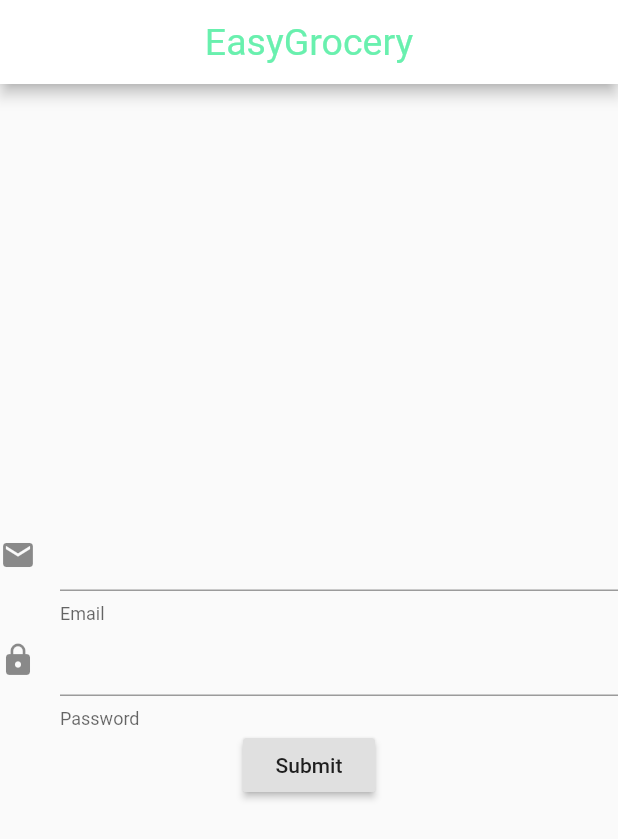
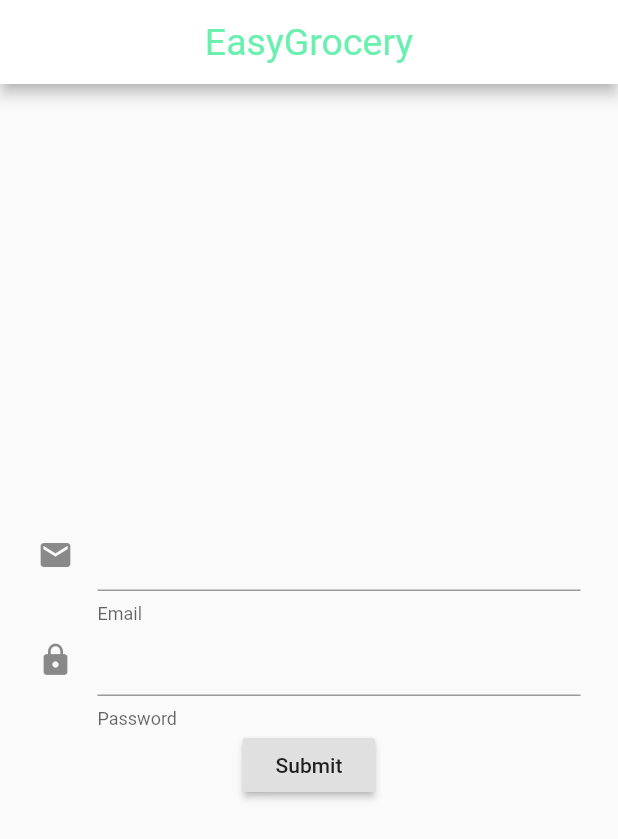
Before and after one commit to ChicoState/EasyGrocery, a Flutter app: the screen it shows after launch, on a phone screen of 412 x 824 dp. Shown: the top 839 px of the screen. Run offline on Flutter 3.47's test engine with Material 2 defaults, Android fonts, the phone set to English and light mode, and no system bars.

```diff
--- a/lib/login.dart
+++ b/lib/login.dart
@@ -16,6 +16,9 @@ class _MyLoginPageState extends State<MyLoginPage> {
     print("sup");
   }
 
+  //Store values into these variables upon entering them into field
+  String _email, _password;
+  final GlobalKey<FormState> _formKey = GlobalKey<FormState>();
 
   @override
   Widget build(BuildContext context) {
@@ -30,33 +33,55 @@ class _MyLoginPageState extends State<MyLoginPage> {
           title: TextStyle(color: Colors.greenAccent, fontSize: 25.0, fontFamily: 'roboto')
         ),
       ),
-      body: Center(
-        // Center is a layout widget. It takes a single child and positions it
-        // in the middle of the parent.
+      //Added a form which will have a key to save input
+      body: Form(
+        key: _formKey, //Formkey to save input
+        //Formats input fields in a container with a padding to clean it up
+        child: new Container(
+           padding: new EdgeInsets.all(25.0),
         //Added a column in the center of the screen
         child: Column(
           mainAxisAlignment: MainAxisAlignment.center,
           children: <Widget>[
             //Added textboxes with an icon
-            TextField(
-              decoration: InputDecoration(icon: Icon(Icons.email), helperText: "Email")
+            TextFormField(
+              decoration: InputDecoration(icon: Icon(Icons.email), helperText: "Email"),
+              validator: (input){
+                if (input.isEmpty) {
+                  return "Please enter an Email.";
+                }
+              },
+              onSaved: (input) => _password = input,
             ),
-            TextField(
+            TextFormField(
               decoration: InputDecoration(icon: Icon(Icons.lock), helperText: "Password"),
+              validator: (input){
+                if (input.length < 6) {
+                  return "Please enter a Password at least 6 characters.";
+                }
+              },
+              onSaved: (input) => _email = input,
+              obscureText: true,
               ),
               //Added a submit button that goes to the next page upon press
               RaisedButton(
-                onPressed: () {
-                   Navigator.push(context,
-                   new MaterialPageRoute(builder: (context) => MyHomePage(title: 'EasyGrocery')),
-                    );
-                },
+                onPressed: login,
                 //Labels the button with Submit
                 child: Text('Submit'),
                 )
           ],
         ),
-      ),
+      ),),
     );
   }
+  void login()
+  {
+    final formState = _formKey.currentState;
+    if (formState.validate()) {
+      //Firebase stuff
+      Navigator.push(context,
+      new MaterialPageRoute(builder: (context) => MyHomePage(title: 'EasyGrocery')),
+      );
+    }
+  }
 }
```
Also changed, not shown: pubspec.yaml (+10 -0 lines), pubspec.lock, 194 other files.
